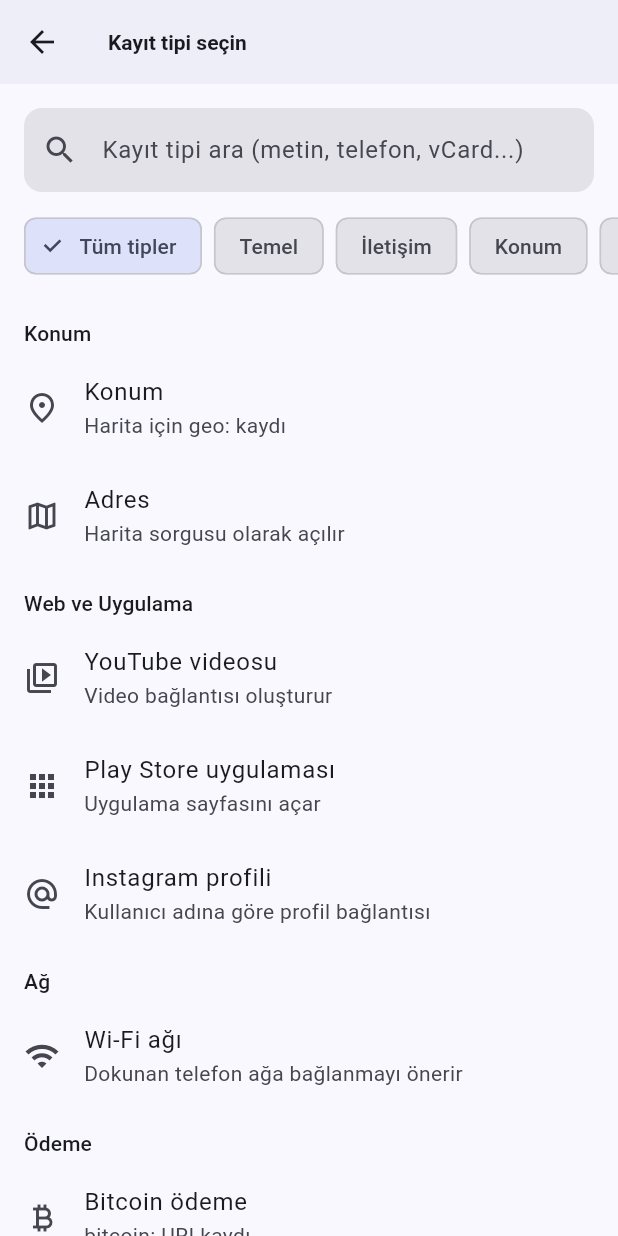
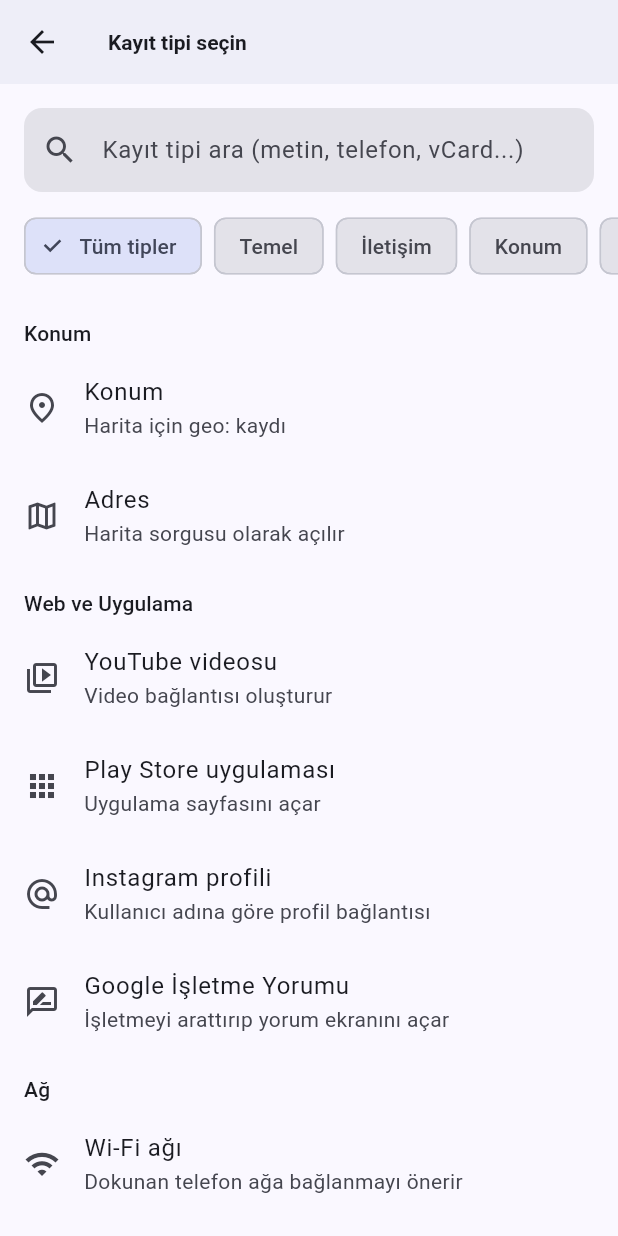
Before and after one commit to FurkanTahaBademci/NFCWrite, a Flutter app: the _RecordTypePage screen opened directly, scrolled down 576 dp, on a phone screen of 412 x 824 dp. Run offline on Flutter 3.47's test engine with Material 3 defaults, Android fonts, the phone set to English and light mode, and no system bars; our stand-ins replace dio, flutter_riverpod, go_router, open_filex, package_info_plus, share_plus and 2 more; missing offline and left inert: nfc_manager; accounts and stored records are empty; network calls fail.

Commit message:
feat(write): Google İşletme Yorumu kaydı ekle (T3.25a)
Place ID gerektirmeyen, arama tabanlı yaklaşım: işletme adı Google
aramasına " yorum" eklenerek gönderilir; kart okunduğunda kullanıcı
arama sonuçlarından işletmesini seçip yorum alanını kendisi açar.
Sabit bir g.page/r/.../review bağlantısına bağımlı değil.

Co-Authored-By: Claude Sonnet 5 <noreply@anthropic.com>

```diff
--- a/packages/features/feature_write/lib/src/presentation/widgets/record_type_sheet.dart
+++ b/packages/features/feature_write/lib/src/presentation/widgets/record_type_sheet.dart
@@ -60,6 +60,19 @@ abstract final class RecordTypeSheet {
     }
     if (uri.startsWith('geo:')) {
       return _EditorLaunch(_EditorConfig.geo(), uri.substring(4));
+    }
+
+    const googleReviewSuffix = ' yorum';
+    const googleReviewPrefix = 'https://www.google.com/search?q=';
+    if (uri.startsWith(googleReviewPrefix) &&
+        uri.endsWith(Uri.encodeQueryComponent(googleReviewSuffix))) {
+      final query = Uri.decodeQueryComponent(
+        uri.substring(googleReviewPrefix.length),
+      );
+      return _EditorLaunch(
+        _EditorConfig.googleReview(),
+        query.substring(0, query.length - googleReviewSuffix.length),
+      );
     }
 
     const searchPrefix = 'https://www.google.com/search?q=';
@@ -349,6 +362,20 @@ class _RecordTypePageState extends State<_RecordTypePage> {
       subtitle: 'Kullanıcı adına göre profil bağlantısı',
       searchTerms: const <String>['instagram', 'social', 'profil'],
       onTap: () => _openEditor(context, _EditorConfig.instagram()),
+    ),
+    _RecordTypeOption(
+      category: _RecordTypeCategory.web,
+      icon: Icons.rate_review_outlined,
+      title: 'Google İşletme Yorumu',
+      subtitle: 'İşletmeyi arattırıp yorum ekranını açar',
+      searchTerms: const <String>[
+        'google',
+        'yorum',
+        'review',
+        'işletme',
+        'business',
+      ],
+      onTap: () => _openEditor(context, _EditorConfig.googleReview()),
     ),
     _RecordTypeOption(
       category: _RecordTypeCategory.payment,
@@ -1081,6 +1108,16 @@ final class _EditorConfig {
     build: (value) => UriContent('https://instagram.com/$value'),
   );
 
+  factory _EditorConfig.googleReview() => _EditorConfig(
+    title: 'Google İşletme Yorumu',
+    label: 'İşletme adı',
+    hint: 'Örnek Kafe, Kadıköy',
+    icon: Icons.rate_review_outlined,
+    build: (value) => UriContent(
+      'https://www.google.com/search?q=${Uri.encodeQueryComponent('$value yorum')}',
+    ),
+  );
+
   factory _EditorConfig.bitcoin() => _EditorConfig(
     title: 'Bitcoin ödeme kaydı',
     label: 'BTC adresi',
```
Also changed, not shown: 3 other files.
